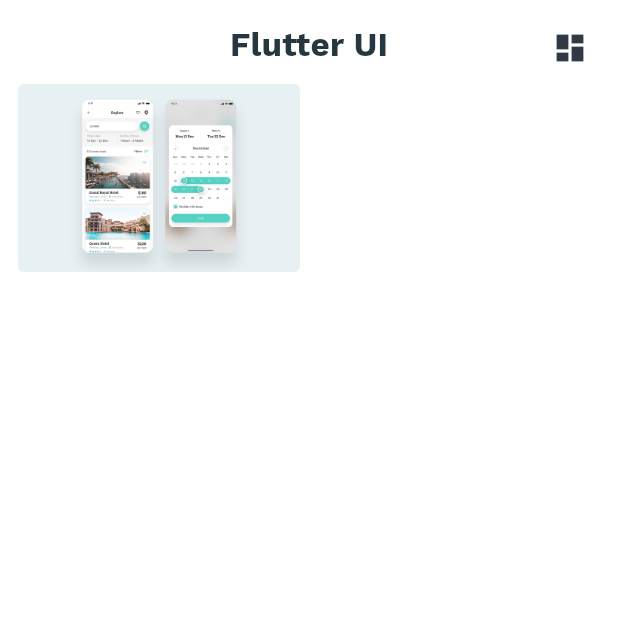
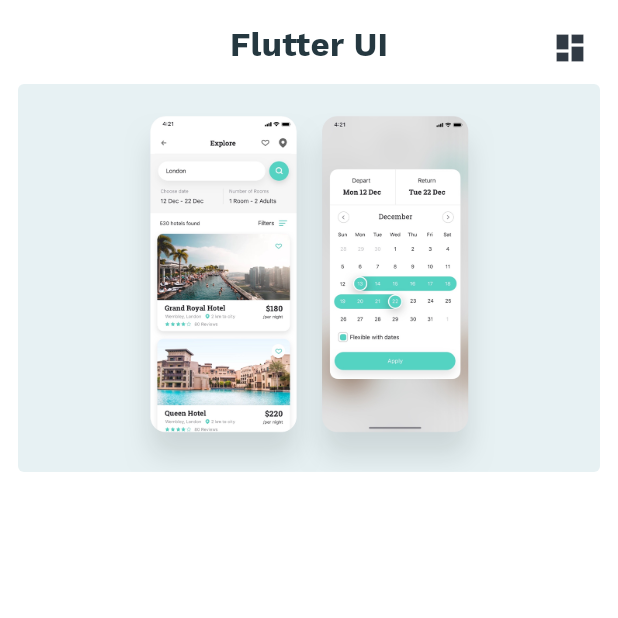
Before and after one commit to flutteracademy-vicente/my_airbnb, a Flutter app: the screen it shows after launch, on a phone screen of 412 x 824 dp, the top half of it. Run offline on Flutter 3.47's test engine with Material 2 defaults, Android fonts, the phone set to English and light mode, and no system bars; our stand-ins replace font_awesome_flutter, smooth_star_rating_null_safety.

Commit message:
prepare home page

```diff
--- a/lib/main.dart
+++ b/lib/main.dart
@@ -35,19 +35,8 @@ class MyApp extends StatelessWidget {
         textTheme: AppTheme.textTheme,
         platform: TargetPlatform.iOS,
       ),
+      //TODO: Implementar algún tipo de manejo de rutas => Vease Go_Router: https://pub.dev/packages/go_router
       home: const MyHomePage(),
     );
   }
 }
-
-class HexColor extends Color {
-  HexColor(final String hexColor) : super(_getColorFromHex(hexColor));
-
-  static int _getColorFromHex(String hexColor) {
-    hexColor = hexColor.toUpperCase().replaceAll('#', '');
-    if (hexColor.length == 6) {
-      hexColor = 'FF$hexColor';
-    }
-    return int.parse(hexColor, radix: 16);
-  }
-}
--- a/lib/ui/screens/home_screen.dart
+++ b/lib/ui/screens/home_screen.dart
@@ -1,29 +1,26 @@
 import 'package:flutter/material.dart';
 import 'package:my_airbnb/ui/models/homelist.dart';
 import 'package:my_airbnb/ui/theme/app_theme.dart';
+import 'package:my_airbnb/ui/widgets/appbar.widget.dart';
 
 class MyHomePage extends StatefulWidget {
   const MyHomePage({Key? key}) : super(key: key);
 
   @override
-  _MyHomePageState createState() => _MyHomePageState();
+  State<MyHomePage> createState() => _MyHomePageState();
 }
 
 class _MyHomePageState extends State<MyHomePage> with TickerProviderStateMixin {
   List<HomeList> homeList = HomeList.homeList;
   late AnimationController animationController;
-  bool multiple = true;
+  //TODO: ¿Es necesario?
+  // bool multiple = true;
 
   @override
   void initState() {
     animationController = AnimationController(
         duration: const Duration(milliseconds: 2000), vsync: this);
     super.initState();
-  }
-
-  Future<bool> getData() async {
-    await Future<dynamic>.delayed(const Duration(milliseconds: 0));
-    return true;
   }
 
   @override
@@ -36,35 +33,20 @@ class _MyHomePageState extends State<MyHomePage> with TickerProviderStateMixin {
   Widget build(BuildContext context) {
     return Scaffold(
       backgroundColor: AppTheme.white,
-      body: FutureBuilder<bool>(
-        future: getData(),
-        builder: (BuildContext context, AsyncSnapshot<bool> snapshot) {
-          if (!snapshot.hasData) {
-            return const SizedBox();
-          } else {
-            return Padding(
+      body: Padding(
         padding: EdgeInsets.only(top: MediaQuery.of(context).padding.top),
         child: Column(
           mainAxisAlignment: MainAxisAlignment.center,
           crossAxisAlignment: CrossAxisAlignment.start,
           children: <Widget>[
-                  appBar(),
+            const AppbarWidget(),
             Expanded(
-                    child: FutureBuilder<bool>(
-                      future: getData(),
-                      builder:
-                          (BuildContext context, AsyncSnapshot<bool> snapshot) {
-                        if (!snapshot.hasData) {
-                          return const SizedBox();
-                        } else {
-                          return GridView(
-                            padding: const EdgeInsets.only(
-                                top: 0, left: 12, right: 12),
+              child: GridView(
+                padding: const EdgeInsets.only(top: 0, left: 12, right: 12),
                 physics: const BouncingScrollPhysics(),
                 scrollDirection: Axis.vertical,
-                            gridDelegate:
-                                SliverGridDelegateWithFixedCrossAxisCount(
-                              crossAxisCount: multiple ? 2 : 1,
+                gridDelegate: const SliverGridDelegateWithFixedCrossAxisCount(
+                  crossAxisCount: 1, // multiple ? 2 : 1,
                   mainAxisSpacing: 12.0,
                   crossAxisSpacing: 12.0,
                   childAspectRatio: 1.5,
@@ -98,73 +80,10 @@ class _MyHomePageState extends State<MyHomePage> with TickerProviderStateMixin {
                     );
                   },
                 ),
-                          );
-                        }
-                      },
               ),
             ),
           ],
         ),
-            );
-          }
-        },
-      ),
-    );
-  }
-
-  Widget appBar() {
-    return SizedBox(
-      height: AppBar().preferredSize.height,
-      child: Row(
-        mainAxisAlignment: MainAxisAlignment.center,
-        children: <Widget>[
-          Padding(
-            padding: const EdgeInsets.only(top: 8, left: 8),
-            child: SizedBox(
-              width: AppBar().preferredSize.height - 8,
-              height: AppBar().preferredSize.height - 8,
-            ),
-          ),
-          const Expanded(
-            child: Center(
-              child: Padding(
-                padding: EdgeInsets.only(top: 4),
-                child: Text(
-                  'Flutter UI',
-                  style: TextStyle(
-                    fontSize: 22,
-                    color: AppTheme.darkText,
-                    fontWeight: FontWeight.w700,
-                  ),
-                ),
-              ),
-            ),
-          ),
-          Padding(
-            padding: const EdgeInsets.only(top: 8, right: 8),
-            child: Container(
-              width: AppBar().preferredSize.height - 8,
-              height: AppBar().preferredSize.height - 8,
-              color: Colors.white,
-              child: Material(
-                color: Colors.transparent,
-                child: InkWell(
-                  borderRadius:
-                      BorderRadius.circular(AppBar().preferredSize.height),
-                  child: Icon(
-                    multiple ? Icons.dashboard : Icons.view_agenda,
-                    color: AppTheme.dark_grey,
-                  ),
-                  onTap: () {
-                    setState(() {
-                      multiple = !multiple;
-                    });
-                  },
-                ),
-              ),
-            ),
-          ),
-        ],
       ),
     );
   }
--- /dev/null
+++ b/lib/ui/utils/colors.utils.dart
@@ -0,0 +1,13 @@
+import 'dart:ui';
+
+class HexColor extends Color {
+  HexColor(final String hexColor) : super(_getColorFromHex(hexColor));
+
+  static int _getColorFromHex(String hexColor) {
+    hexColor = hexColor.toUpperCase().replaceAll('#', '');
+    if (hexColor.length == 6) {
+      hexColor = 'FF$hexColor';
+    }
+    return int.parse(hexColor, radix: 16);
+  }
+}
--- /dev/null
+++ b/lib/ui/widgets/appbar.widget.dart
@@ -0,0 +1,64 @@
+import 'package:flutter/material.dart';
+import 'package:my_airbnb/ui/theme/app_theme.dart';
+
+class AppbarWidget extends StatelessWidget {
+  const AppbarWidget({Key? key}) : super(key: key);
+
+  @override
+  Widget build(BuildContext context) {
+    return SizedBox(
+      height: AppBar().preferredSize.height,
+      child: Row(
+        mainAxisAlignment: MainAxisAlignment.center,
+        children: <Widget>[
+          Padding(
+            padding: const EdgeInsets.only(top: 8, left: 8),
+            child: SizedBox(
+              width: AppBar().preferredSize.height - 8,
+              height: AppBar().preferredSize.height - 8,
+            ),
+          ),
+          const Expanded(
+            child: Center(
+              child: Padding(
+                padding: EdgeInsets.only(top: 4),
+                child: Text(
+                  'Flutter UI',
+                  style: TextStyle(
+                    fontSize: 22,
+                    color: AppTheme.darkText,
+                    fontWeight: FontWeight.w700,
+                  ),
+                ),
+              ),
+            ),
+          ),
+          Padding(
+            padding: const EdgeInsets.only(top: 8, right: 8),
+            child: Container(
+              width: AppBar().preferredSize.height - 8,
+              height: AppBar().preferredSize.height - 8,
+              color: Colors.white,
+              child: Material(
+                color: Colors.transparent,
+                child: InkWell(
+                  borderRadius:
+                      BorderRadius.circular(AppBar().preferredSize.height),
+                  child: const Icon(
+                    Icons.dashboard, // Icons.view_agenda,
+                    color: AppTheme.dark_grey,
+                  ),
+                  onTap: () {
+                    // setState(() {
+                    //   multiple = !multiple;
+                    // });
+                  },
+                ),
+              ),
+            ),
+          ),
+        ],
+      ),
+    );
+  }
+}
```
Also changed, not shown: lib/ui/screens/hotel_home_screen.dart (+8 -4 lines), lib/ui/theme/hotel_app_theme.dart (+5 -2 lines). Lines whose indentation alone changed are shown as unchanged.
